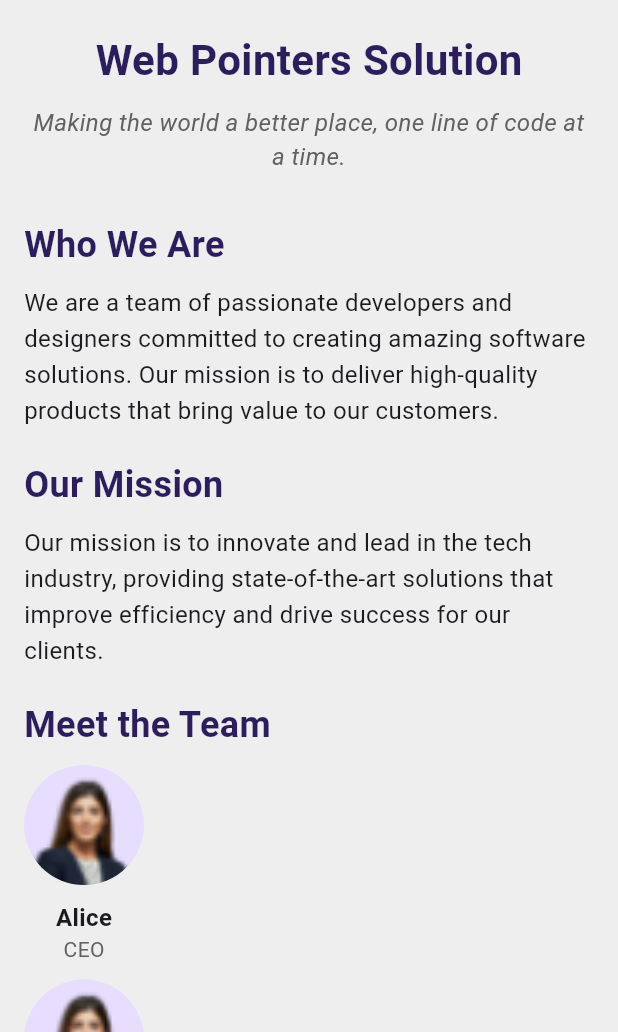
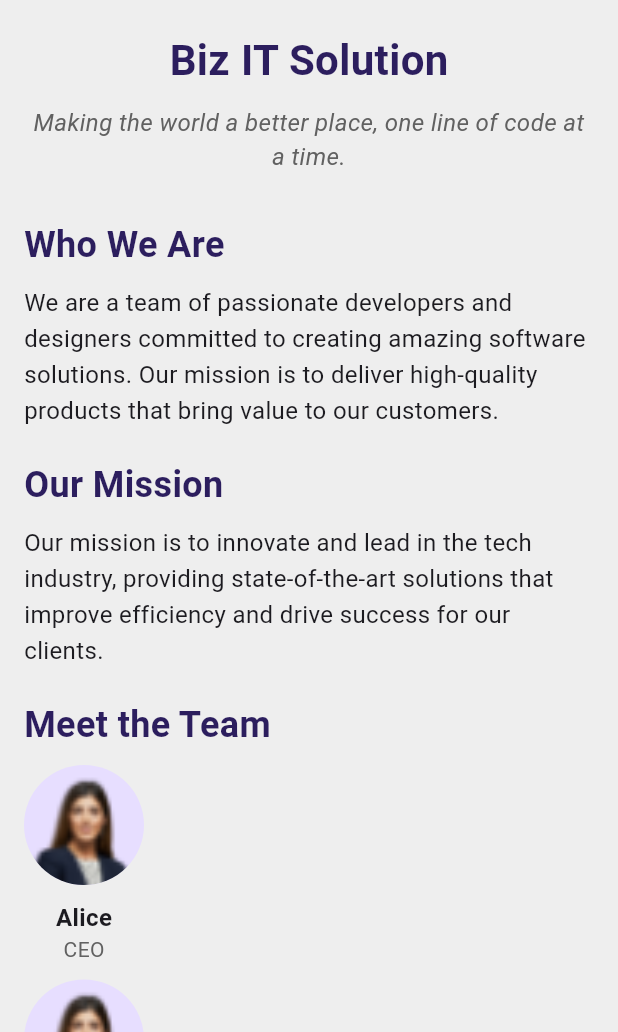
Before and after one commit to Huzaifa-Muhammed/Point-of-Sale-app, a Flutter app: the AboutUsPage screen opened directly, on a phone screen of 412 x 824 dp, the part 204-1236 px from its top. Run offline on Flutter 3.47's test engine with Material 3 defaults, Android fonts, the phone set to English and light mode, and no system bars; our stand-ins replace animated_splash_screen, country_picker, email_validator, file_picker, fl_chart, google_fonts and 3 more; missing offline and left inert: excel, flutter_barcode_scanner; accounts and stored records are empty.

Commit message:
update profile and about us page, fix dashboard

```diff
--- a/inventoryapp/lib/assets/widgets/POS_widgets/search_bar.dart
+++ b/inventoryapp/lib/assets/widgets/POS_widgets/search_bar.dart
@@ -8,7 +8,7 @@ class CustomSearchBar extends StatelessWidget {
 
   @override
   Widget build(BuildContext context) {
-    return Container(
+    return SizedBox(
       height: 50,
       width: 200,
       child: SearchBar(
--- a/inventoryapp/lib/assets/widgets/line_chart/chart_box.dart
+++ b/inventoryapp/lib/assets/widgets/line_chart/chart_box.dart
@@ -11,8 +11,8 @@ class MyGraph extends StatefulWidget {
 }
 
 class _MyGraphState extends State<MyGraph> {
-  String? selectedOption = 'Gross Value'; // Default selected option
-  String? selectedMonth = 'Month'; // Default selected month
+  String? selectedOption = 'Gross Value';
+  String? selectedMonth = 'Month';
 
   @override
   void initState() {
--- a/inventoryapp/lib/ui/menu_screens/aboutUs_page.dart
+++ b/inventoryapp/lib/ui/menu_screens/aboutUs_page.dart
@@ -38,10 +38,10 @@ class _AboutUsPageState extends State<AboutUsPage> {
                 backgroundImage: AssetImage(images.darkLogo),
               ),
             ),
-            SizedBox(height: 20),
-            Center(
+            const SizedBox(height: 20),
+            const Center(
               child: Text(
-                'Web Pointers Solution',
+                'Biz IT Solution',
                 style: TextStyle(
                   fontSize: 28,
                   fontWeight: FontWeight.bold,
@@ -49,7 +49,7 @@ class _AboutUsPageState extends State<AboutUsPage> {
                 ),
               ),
             ),
-            SizedBox(height: 10),
+            const SizedBox(height: 10),
             Center(
               child: Text(
                 'Making the world a better place, one line of code at a time.',
@@ -61,12 +61,12 @@ class _AboutUsPageState extends State<AboutUsPage> {
                 ),
               ),
             ),
-            SizedBox(height: 30),
+            const SizedBox(height: 30),
             _buildSection('Who We Are', 'We are a team of passionate developers and designers committed to creating amazing software solutions. Our mission is to deliver high-quality products that bring value to our customers.'),
-            SizedBox(height: 20),
+            const SizedBox(height: 20),
             _buildSection('Our Mission', 'Our mission is to innovate and lead in the tech industry, providing state-of-the-art solutions that improve efficiency and drive success for our clients.'),
-            SizedBox(height: 20),
-            Text(
+            const SizedBox(height: 20),
+            const Text(
               'Meet the Team',
               style: TextStyle(
                 fontSize: 24,
@@ -74,7 +74,7 @@ class _AboutUsPageState extends State<AboutUsPage> {
                 color: Color(0xFF2C1E5E), // Custom purple color
               ),
             ),
-            SizedBox(height: 10),
+            const SizedBox(height: 10),
             Row(
               mainAxisAlignment: MainAxisAlignment.spaceEvenly,
               children: <Widget>[
@@ -83,6 +83,8 @@ class _AboutUsPageState extends State<AboutUsPage> {
                 _buildTeamMember(images.profileImage, 'Charlie', 'Designer'),
               ],
             ),
+            const SizedBox(height: 20),
+            _buildSection('Contact Us', 'BizIT@gmail.com'),
           ],
         ),
       ),
@@ -102,10 +104,10 @@ class _AboutUsPageState extends State<AboutUsPage> {
                 backgroundImage: AssetImage(images.darkLogo),
               ),
             ),
-            SizedBox(height: 20),
-            Center(
+            const SizedBox(height: 20),
+            const Center(
               child: Text(
-                'Web Pointers Solution',
+                'Biz IT Solution',
                 style: TextStyle(
                   fontSize: 28,
                   fontWeight: FontWeight.bold,
@@ -113,7 +115,7 @@ class _AboutUsPageState extends State<AboutUsPage> {
                 ),
               ),
             ),
-            SizedBox(height: 10),
+            const SizedBox(height: 10),
             Center(
               child: Text(
                 'Making the world a better place, one line of code at a time.',
@@ -125,12 +127,12 @@ class _AboutUsPageState extends State<AboutUsPage> {
                 ),
               ),
             ),
-            SizedBox(height: 30),
+            const SizedBox(height: 30),
             _buildSection('Who We Are', 'We are a team of passionate developers and designers committed to creating amazing software solutions. Our mission is to deliver high-quality products that bring value to our customers.'),
-            SizedBox(height: 20),
+            const SizedBox(height: 20),
             _buildSection('Our Mission', 'Our mission is to innovate and lead in the tech industry, providing state-of-the-art solutions that improve efficiency and drive success for our clients.'),
-            SizedBox(height: 20),
-            Text(
+            const SizedBox(height: 20),
+            const Text(
               'Meet the Team',
               style: TextStyle(
                 fontSize: 24,
@@ -138,13 +140,13 @@ class _AboutUsPageState extends State<AboutUsPage> {
                 color: Color(0xFF2C1E5E), // Custom purple color
               ),
             ),
-            SizedBox(height: 10),
+            const SizedBox(height: 10),
             Column(
               children: <Widget>[
                 _buildTeamMember(images.profileImage, 'Alice', 'CEO'),
-                SizedBox(height: 10),
+                const SizedBox(height: 10),
                 _buildTeamMember(images.profileImage, 'Bob', 'CTO'),
-                SizedBox(height: 10),
+                const SizedBox(height: 10),
                 _buildTeamMember(images.profileImage, 'Charlie', 'Designer'),
               ],
             ),
@@ -160,16 +162,16 @@ class _AboutUsPageState extends State<AboutUsPage> {
       children: <Widget>[
         Text(
           title,
-          style: TextStyle(
+          style: const TextStyle(
             fontSize: 24,
             fontWeight: FontWeight.bold,
             color: Color(0xFF2C1E5E), // Custom purple color
           ),
         ),
-        SizedBox(height: 10),
+        const SizedBox(height: 10),
         Text(
           content,
-          style: TextStyle(
+          style: const TextStyle(
             fontSize: 16,
             height: 1.5,
           ),
@@ -185,10 +187,10 @@ class _AboutUsPageState extends State<AboutUsPage> {
           radius: 40,
           backgroundImage: AssetImage(imagePath),
         ),
-        SizedBox(height: 10),
+        const SizedBox(height: 10),
         Text(
           name,
-          style: TextStyle(
+          style: const TextStyle(
             fontSize: 16,
             fontWeight: FontWeight.bold,
           ),
--- a/inventoryapp/pubspec.yaml
+++ b/inventoryapp/pubspec.yaml
@@ -32,6 +32,8 @@ dependencies:
   sqflite_common_ffi_web: ^0.4.3+1
   country_picker: ^2.0.26
   uuid: ^4.4.0
+  intl: ^0.19.0
+  flutter_localization: ^0.2.0
 
 dev_dependencies:
   flutter_test:
```
Also changed, not shown: inventoryapp/lib/ui/menu_screens/profile_page.dart (+94 -84 lines), inventoryapp/pubspec.lock, 5 other files.
